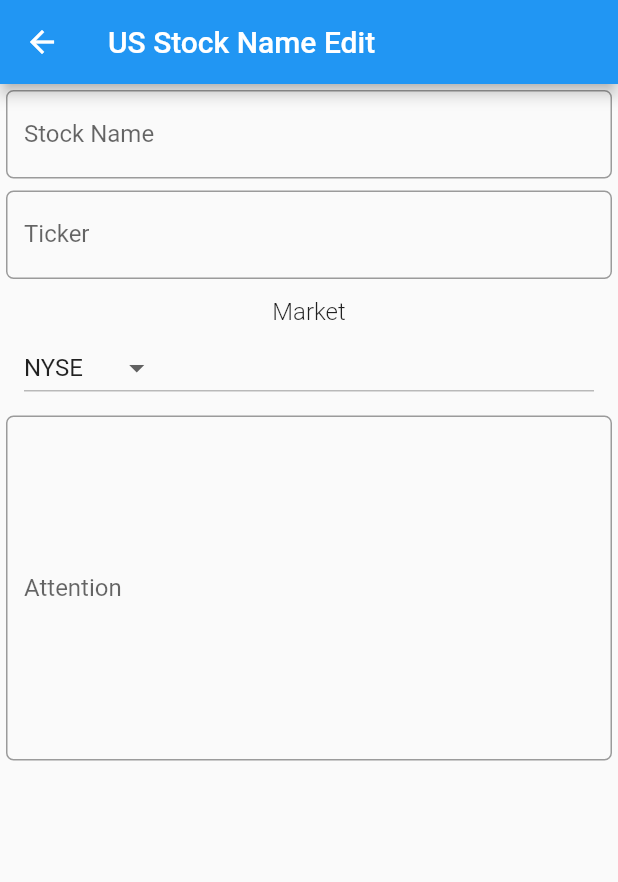
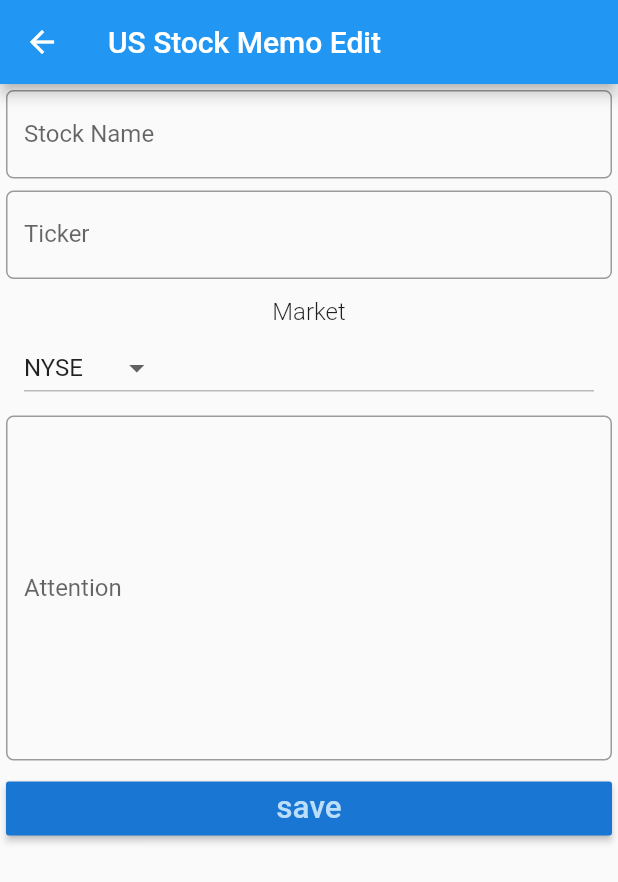
Before and after one commit to arafipro/usstockmemo, a Flutter app: the EditPage screen opened directly, on a phone screen of 412 x 824 dp. Shown: the top 882 px of the screen. Run offline on Flutter 3.47's test engine with Material 2 defaults, Android fonts, the phone set to English and light mode, and no system bars.

Commit message:
appbarのtitleを変更

```diff
--- a/lib/views/edit_page.dart
+++ b/lib/views/edit_page.dart
@@ -9,7 +9,7 @@ class EditPage extends StatelessWidget {
       create: (_) => MarketListModel(),
       child: Scaffold(
         appBar: AppBar(
-          title: Text('US Stock Name Edit'),
+          title: Text('US Stock Memo Edit'),
         ),
         body: ListView(
           children: [
@@ -51,7 +51,7 @@ class EditPage extends StatelessWidget {
                 Consumer<MarketListModel>(
                   builder: (context, model, child) {
                     return ListTile(
-                      subtitle: DropdownButton<String>(
+                        subtitle: DropdownButton<String>(
                       underline: Container(
                         height: 1,
                         color: Colors.black26,
@@ -82,6 +82,22 @@ class EditPage extends StatelessWidget {
                 ),
               ),
             ),
+            Padding(
+              padding: const EdgeInsets.all(4.0),
+              child: Expanded(
+                child: RaisedButton(
+                  color: Theme.of(context).primaryColorDark,
+                  textColor: Theme.of(context).primaryColorLight,
+                  child: Text(
+                    'save',
+                    textScaleFactor: 1.5,
+                  ),
+                  onPressed: () {
+                    print('save');
+                  },
+                ),
+              ),
+            ),
           ],
         ),
       ),
--- a/lib/views/list_page.dart
+++ b/lib/views/list_page.dart
@@ -5,7 +5,7 @@ class ListPage extends StatelessWidget {
   Widget build(BuildContext context) {
     return Scaffold(
       appBar: AppBar(
-        title: Text('US Stock Name List'),
+        title: Text('US Stock Memo List'),
       ),
       body: Container(
         child: ListView(
--- a/lib/views/top_page.dart
+++ b/lib/views/top_page.dart
@@ -7,7 +7,7 @@ class TopPage extends StatelessWidget {
   Widget build(BuildContext context) {
     return Scaffold(
       appBar: AppBar(
-        title: Text('US Stock Name'),
+        title: Text('US Stock Memo'),
       ),
       body: Center(
         child: Column(
```
